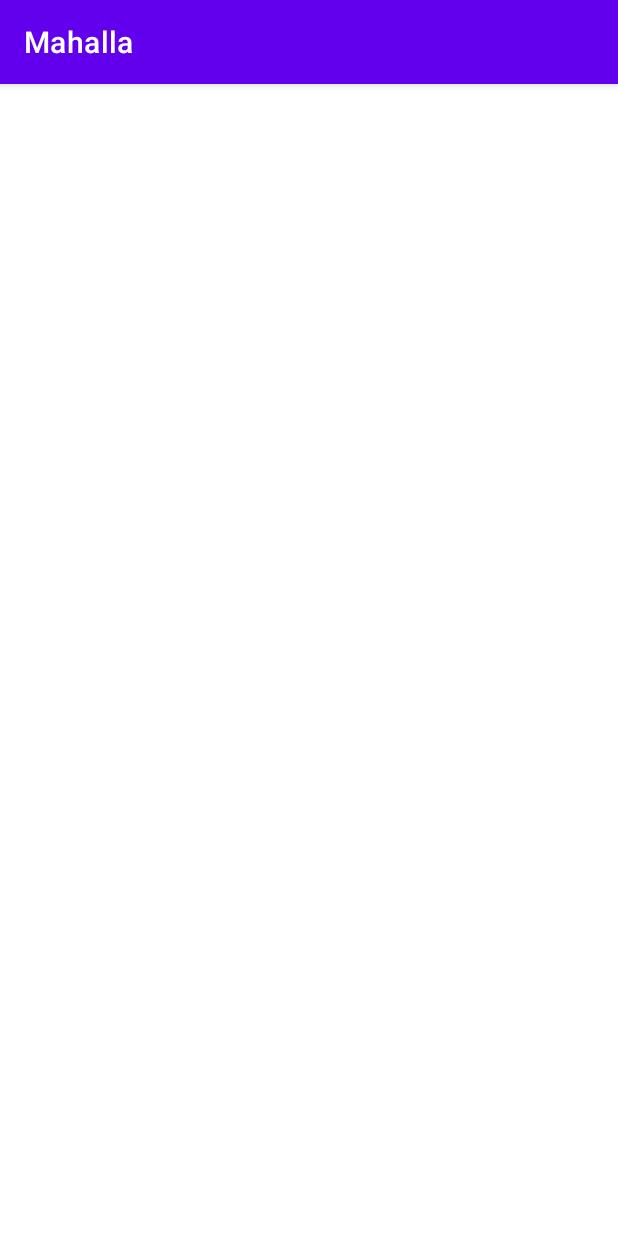
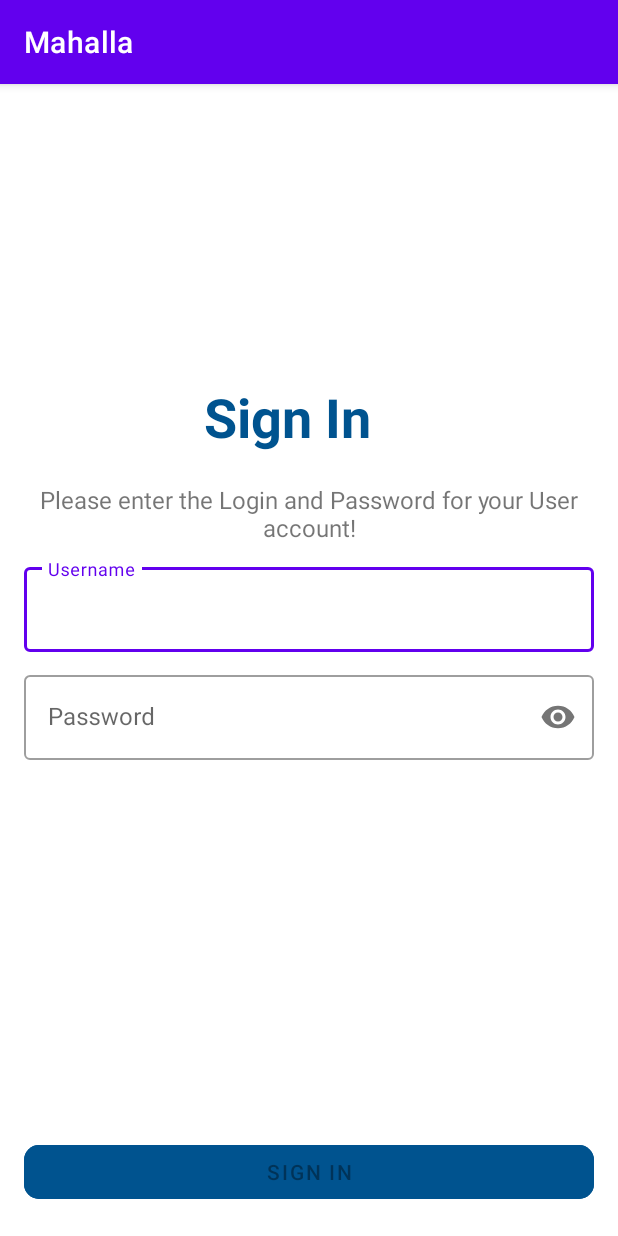
Before and after one commit to azizjon7205/Mahalla, an Android app: the screen it shows after launch (MainActivity), on a phone screen of 412 x 824 dp. Run offline under Robolectric (Android 15) with nearby library versions, the phone set to English and light mode, and no system bars; libraries missing offline, so code that uses them is left out: by.kirich1409.viewbindingdelegate; 2 statements that could not run were skipped.

Commit message:
sign in added

```diff
--- /dev/null
+++ b/app/src/main/java/uz/frankie/mahalla/ui/auth/SignInFragment.kt
@@ -0,0 +1,55 @@
+package uz.frankie.mahalla.ui.auth
+
+import android.os.Bundle
+import android.text.Editable
+import android.text.TextWatcher
+import android.view.View
+import android.widget.Toast
+import androidx.core.widget.addTextChangedListener
+import androidx.fragment.app.Fragment
+import androidx.navigation.fragment.findNavController
+import by.kirich1409.viewbindingdelegate.viewBinding
+import uz.frankie.mahalla.MainActivity
+import uz.frankie.mahalla.R
+import uz.frankie.mahalla.databinding.FragmentSignInBinding
+
+
+class SignInFragment : Fragment(R.layout.fragment_sign_in) {
+    private val binding by viewBinding(FragmentSignInBinding::bind)
+    override fun onViewCreated(view: View, savedInstanceState: Bundle?) {
+        super.onViewCreated(view, savedInstanceState)
+
+        val textWatcher = object : TextWatcher {
+            override fun afterTextChanged(s: Editable?) {
+                binding.btnSignIn.isEnabled = binding.userName.text.toString().isNotEmpty() &&
+                        binding.passwordEt.text.toString().length > 8
+
+
+            }
+
+            override fun beforeTextChanged(s: CharSequence?, start: Int, count: Int, after: Int) {
+                // not needed in this example
+            }
+
+            override fun onTextChanged(s: CharSequence?, start: Int, before: Int, count: Int) {
+                // not needed in this example
+            }
+        }
+
+
+        binding.apply {
+            userName.addTextChangedListener(textWatcher)
+            passwordEt.addTextChangedListener(textWatcher)
+        }
+
+
+
+            binding.btnSignIn.setOnClickListener {
+//                findNavController().navigate(R.id.action_global_governorFlowFragment)
+                Toast.makeText(requireActivity(), "Signed in successfully", Toast.LENGTH_SHORT).show()
+            }
+
+    }
+
+
+}
--- a/app/src/main/res/layout/fragment_details.xml
+++ b/app/src/main/res/layout/fragment_details.xml
@@ -24,7 +24,7 @@
                 android:id="@+id/iv_back"
                 android:layout_width="20dp"
                 android:layout_height="20dp"
-                android:src="@drawable/ic_back" />
+                android:src="@drawable/ic_arrow_left" />
 
             <TextView
                 android:id="@+id/tv_xotin_qizlar"
--- /dev/null
+++ b/app/src/main/res/layout/fragment_sign_in.xml
@@ -0,0 +1,94 @@
+<?xml version="1.0" encoding="utf-8"?>
+<androidx.constraintlayout.widget.ConstraintLayout xmlns:android="http://schemas.android.com/apk/res/android"
+    xmlns:app="http://schemas.android.com/apk/res-auto"
+    xmlns:tools="http://schemas.android.com/tools"
+    android:layout_width="match_parent"
+    android:layout_height="match_parent"
+    tools:context=".ui.auth.SignInFragment">
+
+
+    <TextView
+        android:id="@+id/tv_sign_in"
+        android:layout_width="wrap_content"
+        android:layout_height="wrap_content"
+        android:layout_marginTop="197dp"
+        android:text="@string/sign_in"
+        android:textColor="@color/s_dark_blue"
+        android:textSize="36sp"
+        android:textStyle="bold"
+        app:layout_constraintEnd_toEndOf="parent"
+        app:layout_constraintHorizontal_bias="0.453"
+        app:layout_constraintStart_toStartOf="parent"
+        app:layout_constraintTop_toTopOf="parent" />
+
+    <TextView
+        android:id="@+id/tv_instuction"
+        android:layout_width="390dp"
+        android:layout_height="wrap_content"
+        android:layout_marginHorizontal="45dp"
+        android:layout_marginTop="20dp"
+        android:maxLines="2"
+        android:text="@string/text_instruction_sign_in"
+        android:textAlignment="center"
+        android:textSize="16sp"
+        android:textStyle="normal"
+        app:layout_constraintEnd_toEndOf="parent"
+        app:layout_constraintStart_toStartOf="parent"
+        app:layout_constraintTop_toBottomOf="@+id/tv_sign_in" />
+
+    <com.google.android.material.textfield.TextInputLayout
+        android:id="@+id/user_name_layout"
+        style="@style/Widget.MaterialComponents.TextInputLayout.OutlinedBox"
+        android:layout_width="match_parent"
+        android:layout_height="wrap_content"
+        android:layout_marginHorizontal="16dp"
+        android:layout_marginVertical="10dp"
+        android:layout_marginTop="95dp"
+        app:layout_constraintLeft_toLeftOf="parent"
+        app:layout_constraintRight_toRightOf="parent"
+        app:layout_constraintTop_toBottomOf="@id/tv_instuction">
+
+        <com.google.android.material.textfield.TextInputEditText
+            android:id="@+id/user_name"
+            android:layout_width="match_parent"
+            android:layout_height="match_parent"
+            android:hint="@string/username"
+            android:inputType="textLongMessage" />
+    </com.google.android.material.textfield.TextInputLayout>
+
+    <com.google.android.material.textfield.TextInputLayout
+        android:id="@+id/password"
+        style="@style/Widget.MaterialComponents.TextInputLayout.OutlinedBox"
+        android:layout_width="match_parent"
+        android:layout_height="wrap_content"
+        android:layout_marginHorizontal="16dp"
+        android:layout_marginVertical="10dp"
+        app:layout_constraintLeft_toLeftOf="parent"
+        app:layout_constraintRight_toRightOf="parent"
+        app:layout_constraintTop_toBottomOf="@+id/user_name_layout"
+        app:passwordToggleEnabled="true">
+
+        <com.google.android.material.textfield.TextInputEditText
+            android:id="@+id/passwordEt"
+            android:layout_width="match_parent"
+            android:layout_height="match_parent"
+            android:ems="8"
+            android:hint="@string/password"
+            android:inputType="textPassword" />
+    </com.google.android.material.textfield.TextInputLayout>
+
+    <com.google.android.material.button.MaterialButton
+        android:id="@+id/btn_sign_in"
+        android:layout_width="match_parent"
+        android:layout_height="wrap_content"
+        android:layout_marginHorizontal="16dp"
+        android:backgroundTint="@color/s_dark_blue"
+        android:enabled="false"
+        android:text="Sign in"
+        app:cornerRadius="10dp"
+        app:layout_constraintBottom_toBottomOf="parent"
+        app:layout_constraintEnd_toEndOf="parent"
+        app:layout_constraintStart_toStartOf="parent"
+        app:layout_constraintTop_toBottomOf="@+id/password"
+        app:layout_constraintVertical_bias="0.931" />
+</androidx.constraintlayout.widget.ConstraintLayout>
--- a/app/src/main/res/navigation/nav_graph.xml
+++ b/app/src/main/res/navigation/nav_graph.xml
@@ -3,7 +3,7 @@
     xmlns:app="http://schemas.android.com/apk/res-auto"
     xmlns:tools="http://schemas.android.com/tools"
     android:id="@+id/nav_graph"
-    app:startDestination="@id/splashFragment">
+    app:startDestination="@id/signInFragment">
 
     <action
         android:id="@+id/action_global_splashFragment"
@@ -55,6 +55,11 @@
         android:name="uz.frankie.mahalla.ui.villages.VillagesFlowFragment"
         android:label="flow_fragment_villages"
         tools:layout="@layout/flow_fragment_villages" />
+    <fragment
+        android:id="@+id/signInFragment"
+        android:name="uz.frankie.mahalla.ui.auth.SignInFragment"
+        android:label="fragment_sign_in"
+        tools:layout="@layout/fragment_sign_in" />
 
 
 </navigation>
--- a/app/src/main/res/values/strings.xml
+++ b/app/src/main/res/values/strings.xml
@@ -22,4 +22,9 @@
     <string name="subsidiya">Subsidiya</string>
     <string name="murojatlar">Murojaatlar</string>
     <string name="xotin_qizlar">Xotin-qizlar ...</string>
+    <string name="sign_in">Sign In</string>
+    <string name="password">Password</string>
+    <string name="phone_number">Phone number</string>
+    <string name="text_instruction_sign_in">Please enter the Login and Password for your User account!</string>
+    <string name="username">Username</string>
 </resources>
```
